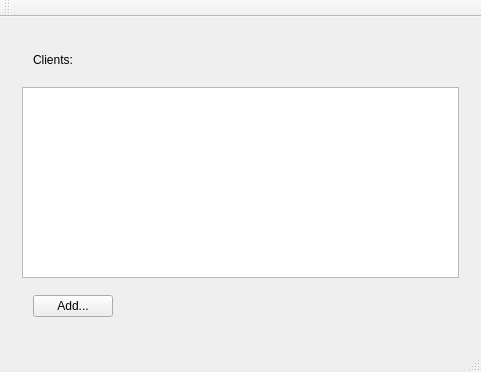
The window that server/src/mainwindow.ui (mariarti91/diplom) describes before a commit, drawn with Qt 5.
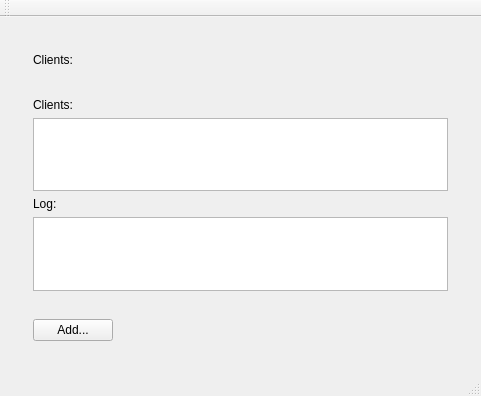
The same window after the commit.

Commit message: added TableView for client list

What changed in the file:
```diff
--- a/server/src/mainwindow.ui
+++ b/server/src/mainwindow.ui
@@ -7,7 +7,7 @@
     <x>0</x>
     <y>0</y>
     <width>481</width>
-    <height>372</height>
+    <height>396</height>
    </rect>
   </property>
   <property name="windowTitle">
@@ -45,7 +45,30 @@
         </widget>
        </item>
        <item>
-        <widget class="QTextEdit" name="teClients"/>
+        <widget class="QWidget" name="widget_6" native="true">
+         <layout class="QVBoxLayout" name="verticalLayout_3">
+          <item>
+           <widget class="QLabel" name="label_2">
+            <property name="text">
+             <string>Clients:</string>
+            </property>
+           </widget>
+          </item>
+          <item>
+           <widget class="QTableView" name="tvClients"/>
+          </item>
+          <item>
+           <widget class="QLabel" name="label_3">
+            <property name="text">
+             <string>Log:</string>
+            </property>
+           </widget>
+          </item>
+          <item>
+           <widget class="QTextEdit" name="teClients"/>
+          </item>
+         </layout>
+        </widget>
        </item>
        <item>
         <widget class="QWidget" name="widget_3" native="true">
```
The commit also changes 4 other files.
